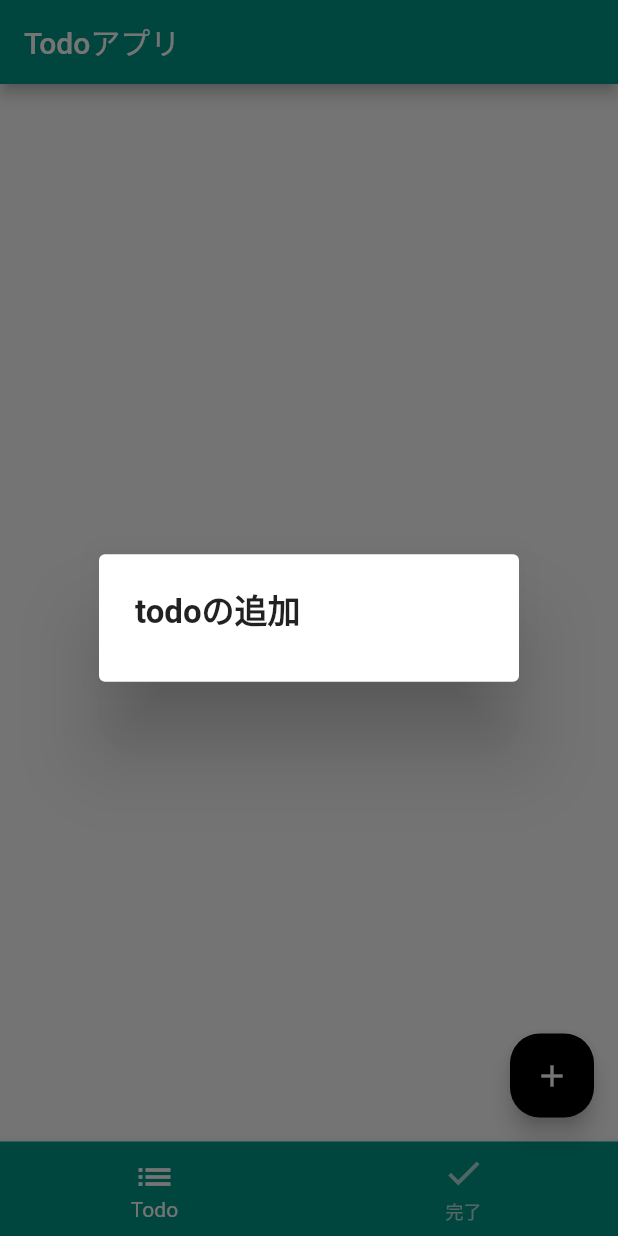
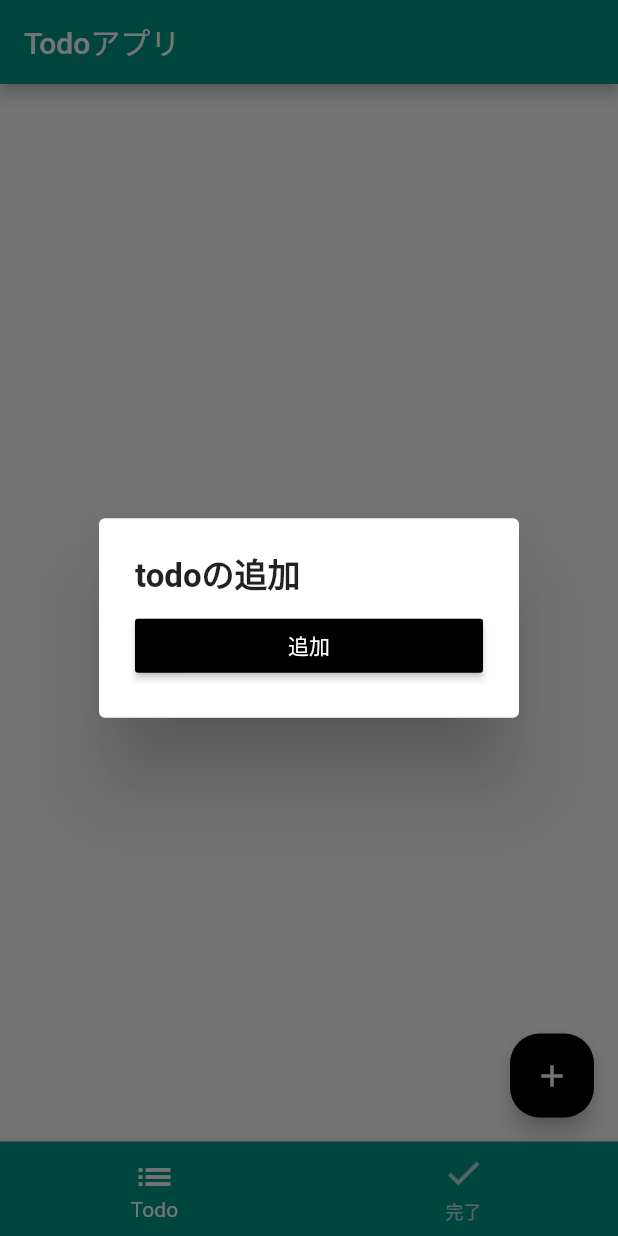
Before and after one commit to Channelsu/todo, a Flutter app: the screen it shows after launch, after a tap on the "add" icon, on a phone screen of 412 x 824 dp. Run offline on Flutter 3.47's test engine with Material 2 defaults, Android fonts, the phone set to English and light mode, and no system bars.

Commit message:
保存ボタン作成

```diff
--- a/lib/widget/todo_form_widget.dart
+++ b/lib/widget/todo_form_widget.dart
@@ -1,10 +1,41 @@
 import 'package:flutter/material.dart';
 
 class TodoFormWidget extends StatelessWidget {
+  final String title;
+  final String description;
+  final ValueChanged<String> onChangedTitle;
+  final ValueChanged<String> onChangedDescription;
+  final VoidCallback onSavedTodo;
+
+  // コンストラクタ
+  const TodoFormWidget({
+    Key key,
+    this.title = '',
+    this.description = '',
+    @required this.onChangedTitle,
+    @required this.onChangedDescription,
+    @required this.onSavedTodo,
+  });
+
+
   @override
-  Widget build(BuildContext context) {
-    return Container(
+  Widget build(BuildContext context) => SingleChildScrollView(
+    child: Column(
+      mainAxisSize: MainAxisSize.min,
+      children: [
+        buildButton(),
+      ],
+    ),
+  );
 
-    );
-  }
+  Widget buildButton() => SizedBox(
+    width: double.infinity,
+    child: RaisedButton(
+      color: Colors.black,
+      textColor: Colors.white,
+      onPressed: onSavedTodo,
+      child: Text('追加'),
+    ),
+  );
+
 }
```
